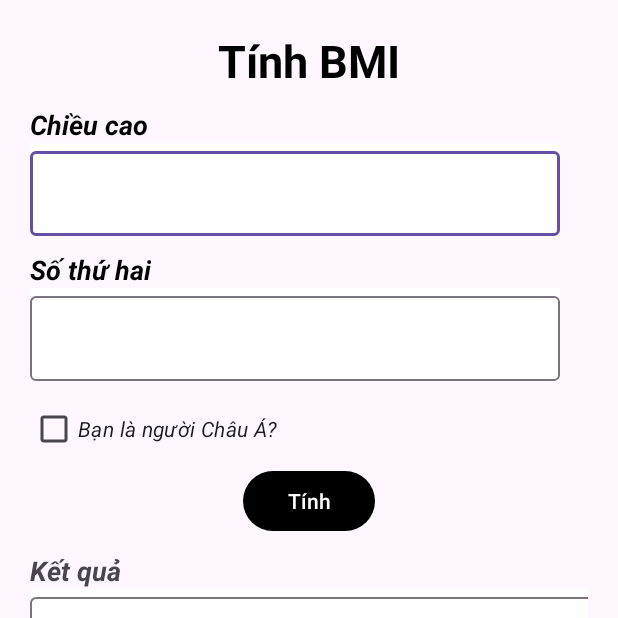
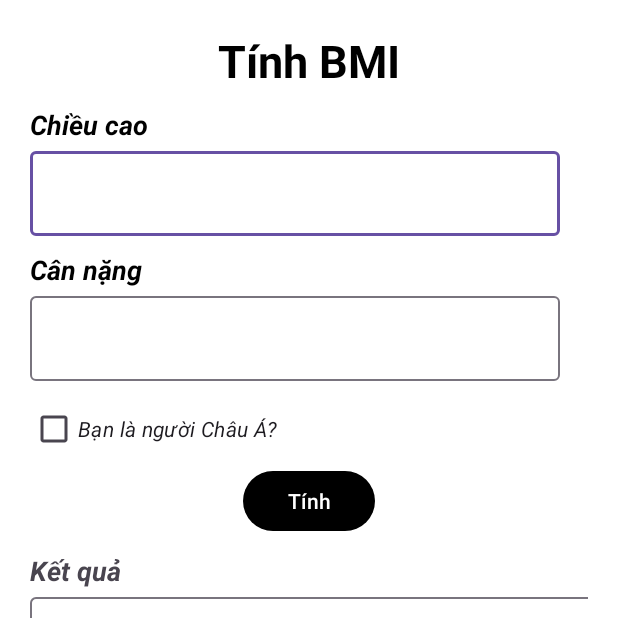
Before and after one commit to Danne132/64130005_MobileDevelopment, an Android app: the screen it shows after launch (MainActivity), on a phone screen of 412 x 824 dp, the top half of it. Run offline under Robolectric (Android 15) with nearby library versions, the phone set to English and light mode, and no system bars.

Commit message:
Done bài thực hành số 2

```diff
--- a/BasicGUI_BMI/app/src/main/res/layout/activity_main.xml
+++ b/BasicGUI_BMI/app/src/main/res/layout/activity_main.xml
@@ -6,7 +6,8 @@
     android:layout_width="match_parent"
     android:layout_height="match_parent"
     tools:context=".MainActivity"
-    android:padding="20dp">
+    android:padding="20dp"
+    android:background="@color/white">
 
     <TextView
         android:id="@+id/title"
@@ -58,7 +59,7 @@
         app:layout_constraintTop_toBottomOf="@+id/heightInput"
         app:layout_constraintLeft_toLeftOf="parent"
         android:layout_marginTop="10dp"
-        android:text="Số thứ hai"
+        android:text="Cân nặng"
         android:textColor="@color/black"
         android:textSize="18sp"
         android:textStyle="bold|italic" />
```
Also changed, not shown: BasicGUI_BMI/app/src/main/java/th/hoangduyan/basicgui_bmi/MainActivity.java (+8 -2 lines).
